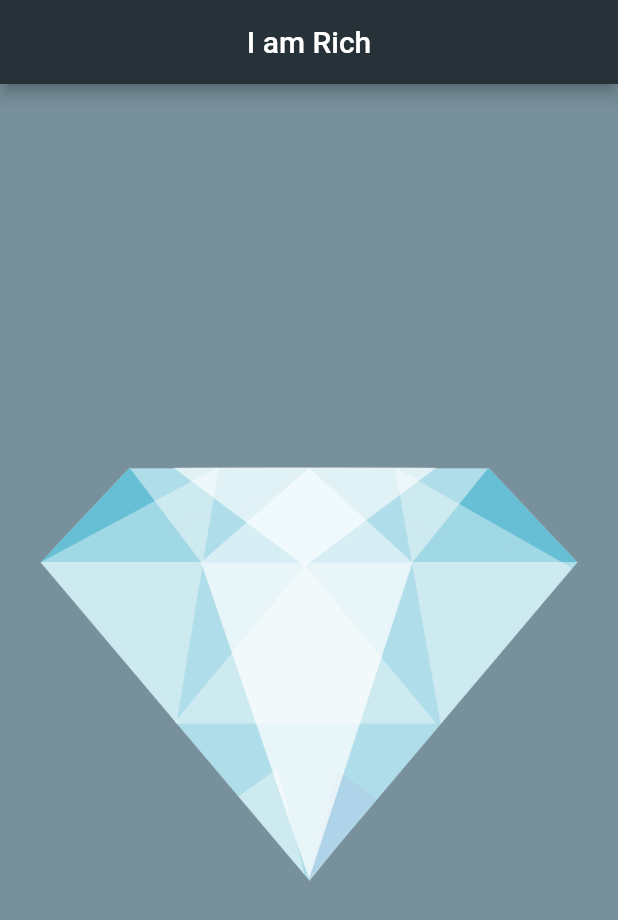
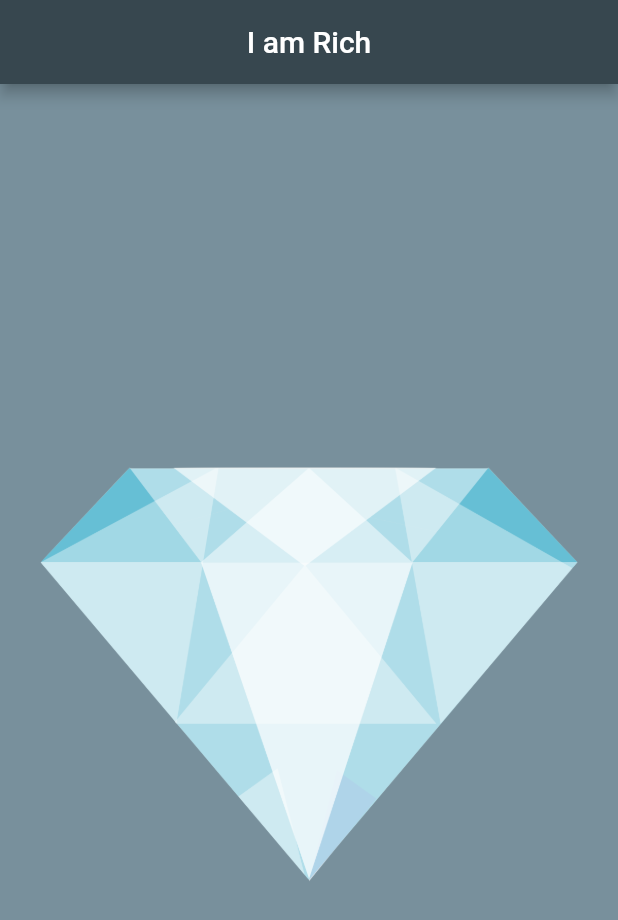
Before and after one commit to ashi31/i-am-rich, a Flutter app: the screen it shows after launch, on a phone screen of 412 x 824 dp. Shown: the top 920 px of the screen. Run offline on Flutter 3.47's test engine with Material 2 defaults, Android fonts, the phone set to English and light mode, and no system bars.

Commit message:
i am rich

```diff
--- a/lib/main.dart
+++ b/lib/main.dart
@@ -22,7 +22,7 @@ class MyHomePage extends StatelessWidget {
       appBar: AppBar(
         title: Text('I am Rich'),
         centerTitle: true,
-        backgroundColor: Colors.blueGrey[900],
+        backgroundColor: Colors.blueGrey[800],
       ),
       body: Center(
         child: Image.asset('images/diamond.png'),
```
